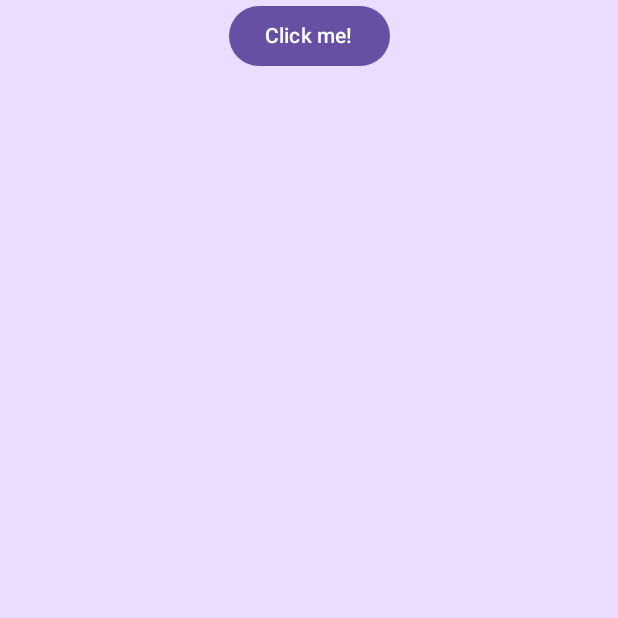
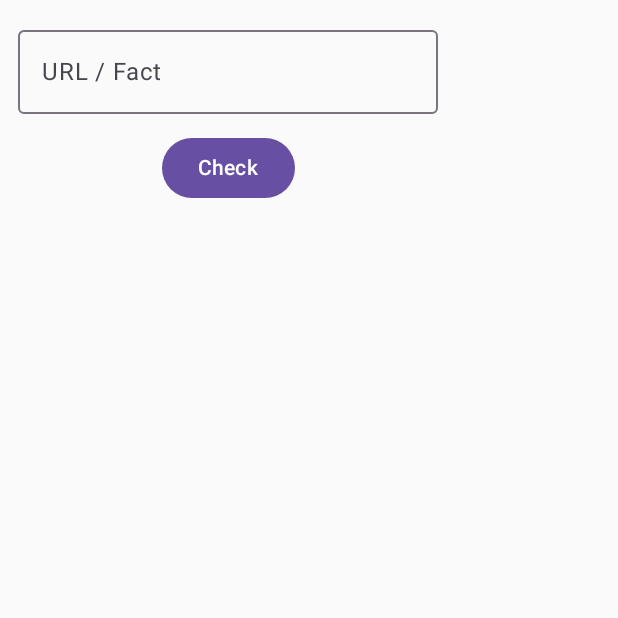
Before and after one commit to Ishant89op/FactChecker, an Android app built with Jetpack Compose: the screen it shows after launch (MainActivity), on a phone screen of 412 x 824 dp, the top half of it. Run offline under Robolectric (Android 15) with nearby library versions, the phone set to English and light mode, and no system bars; our stand-ins replace Compose Multiplatform resources; libraries missing offline, so code that uses them is left out: facts.composeapp.generated.

Commit message:
Basic UI

```diff
--- a/app/Facts/composeApp/src/androidMain/kotlin/com/usefulapps/facts/MainActivity.kt
+++ b/app/Facts/composeApp/src/androidMain/kotlin/com/usefulapps/facts/MainActivity.kt
@@ -4,6 +4,7 @@ import android.os.Bundle
 import androidx.activity.ComponentActivity
 import androidx.activity.compose.setContent
 import androidx.activity.enableEdgeToEdge
+import androidx.compose.material3.MaterialTheme
 import androidx.compose.runtime.Composable
 import androidx.compose.ui.tooling.preview.Preview
 
@@ -13,7 +14,9 @@ class MainActivity : ComponentActivity() {
         super.onCreate(savedInstanceState)
 
         setContent {
-            App()
+            MaterialTheme {
+                App()
+            }
         }
     }
 }
--- a/app/Facts/composeApp/src/commonMain/kotlin/com/usefulapps/facts/App.kt
+++ b/app/Facts/composeApp/src/commonMain/kotlin/com/usefulapps/facts/App.kt
@@ -13,6 +13,8 @@ import androidx.compose.material3.Text
 import androidx.compose.runtime.*
 import androidx.compose.ui.Alignment
 import androidx.compose.ui.Modifier
+import com.usefulapps.facts.ui.screens.home.HomeScreen
+import com.usefulapps.facts.ui.screens.home.HomeViewModel
 import org.jetbrains.compose.resources.painterResource
 import org.jetbrains.compose.ui.tooling.preview.Preview
 
@@ -22,28 +24,5 @@ import facts.composeapp.generated.resources.compose_multiplatform
 @Composable
 @Preview
 fun App() {
-    MaterialTheme {
-        var showContent by remember { mutableStateOf(false) }
-        Column(
-            modifier = Modifier
-                .background(MaterialTheme.colorScheme.primaryContainer)
-                .safeContentPadding()
-                .fillMaxSize(),
-            horizontalAlignment = Alignment.CenterHorizontally,
-        ) {
-            Button(onClick = { showContent = !showContent }) {
-                Text("Click me!")
-            }
-            AnimatedVisibility(showContent) {
-                val greeting = remember { Greeting().greet() }
-                Column(
-                    modifier = Modifier.fillMaxWidth(),
-                    horizontalAlignment = Alignment.CenterHorizontally,
-                ) {
-                    Image(painterResource(Res.drawable.compose_multiplatform), null)
-                    Text("Compose: $greeting")
-                }
-            }
-        }
-    }
+    HomeScreen(viewModel = HomeViewModel())
 }
--- /dev/null
+++ b/app/Facts/composeApp/src/commonMain/kotlin/com/usefulapps/facts/ui/screens/home/HomeScreen.kt
@@ -0,0 +1,102 @@
+package com.usefulapps.facts.ui.screens.home
+
+import androidx.compose.foundation.layout.Column
+import androidx.compose.foundation.layout.padding
+import androidx.compose.material3.Button
+import androidx.compose.material3.CircularProgressIndicator
+import androidx.compose.material3.OutlinedTextField
+import androidx.compose.material3.Text
+import androidx.compose.runtime.Composable
+import androidx.compose.runtime.getValue
+import androidx.compose.runtime.mutableStateOf
+import androidx.compose.runtime.remember
+import androidx.compose.runtime.setValue
+import androidx.compose.ui.Alignment
+import androidx.compose.ui.Modifier
+import androidx.compose.ui.unit.dp
+import androidx.lifecycle.viewmodel.compose.viewModel
+import org.jetbrains.compose.ui.tooling.preview.Preview
+
+@Composable
+@Preview(showBackground = true)
+fun HomeScreen(
+    modifier: Modifier = Modifier,
+    viewModel: HomeViewModel
+) {
+    Column(
+        modifier = modifier.padding(8.dp),
+        horizontalAlignment = Alignment.CenterHorizontally
+    ) {
+        FieldAndButton(
+            fieldEnabled = viewModel.inputFieldEnabled.value,
+            buttonEnabled = viewModel.buttonEnabled.value,
+            setInformation = {viewModel.setInformation("")},
+            check = {viewModel.check()}
+        )
+        if(viewModel.loading.value) Loading()
+        if(viewModel.showResults.value) Results()
+    }
+}
+
+@Composable
+@Preview(showBackground = true)
+fun FieldAndButton(
+    modifier: Modifier = Modifier,
+    fieldEnabled: Boolean = true,
+    buttonEnabled: Boolean = true,
+    setInformation: (String) -> Unit,
+    check: () -> Unit
+) {
+    var text by remember { mutableStateOf("") }
+    Column(
+        modifier = modifier,
+        horizontalAlignment = Alignment.CenterHorizontally
+    ) {
+        OutlinedTextField(
+            modifier = Modifier.padding(4.dp),
+            value = text,
+            onValueChange = {
+                text = it
+                setInformation(it)
+            },
+            label = {Text("URL / Fact")},
+            enabled = fieldEnabled
+        )
+
+        Button(
+            modifier = Modifier.padding(8.dp),
+            onClick = {
+                check()
+            },
+            enabled = buttonEnabled
+        ) {
+            Text(text = "Check")
+        }
+    }
+}
+
+
+@Composable
+@Preview(showBackground = true)
+fun Loading(
+    modifier: Modifier = Modifier
+) {
+    Column(
+        modifier = modifier,
+        horizontalAlignment = Alignment.CenterHorizontally
+    ) {
+        CircularProgressIndicator()
+    }
+}
+
+@Composable
+@Preview(showBackground = true)
+fun Results(
+    modifier: Modifier = Modifier
+) {
+    Column(
+        modifier = modifier
+    ) {
+        Text("Results")
+    }
+}
--- /dev/null
+++ b/app/Facts/composeApp/src/commonMain/kotlin/com/usefulapps/facts/ui/screens/home/HomeViewModel.kt
@@ -0,0 +1,48 @@
+package com.usefulapps.facts.ui.screens.home
+
+import androidx.compose.runtime.mutableStateOf
+import androidx.lifecycle.ViewModel
+
+class HomeViewModel : ViewModel() {
+    private val _input = mutableStateOf("")
+    private val _inputFieldEnabled = mutableStateOf(true)
+    var input = _input
+    var inputFieldEnabled = _inputFieldEnabled
+
+    private val _buttonEnabled = mutableStateOf(true)
+    var buttonEnabled = _buttonEnabled
+
+    private val _loading = mutableStateOf(false)
+    var loading = _loading
+
+    private val _result = mutableStateOf("")
+    private val _showResults = mutableStateOf(false)
+    var result = _result
+    var showResults = _showResults
+
+    fun setInformation(value: String) {
+        _input.value = value
+    }
+
+    fun loading() {
+        _loading.value = true
+    }
+    fun stopLoading() {
+        _loading.value = false
+    }
+
+    fun showResults() {
+        _showResults.value = true
+    }
+
+    fun check() {
+        _inputFieldEnabled.value = false
+        _buttonEnabled.value = false
+        loading()
+        // TODO()
+        stopLoading()
+        showResults()
+        _inputFieldEnabled.value = true
+        _buttonEnabled.value = true
+    }
+}
```
